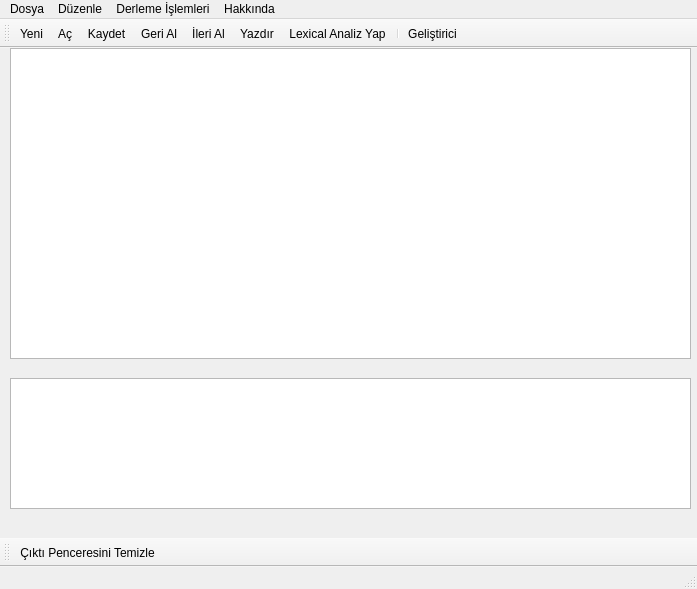
This is mainwindow.ui in omeryildiz/LexerWithAutomat as Qt 5 draws it before an edit. The edited form follows.
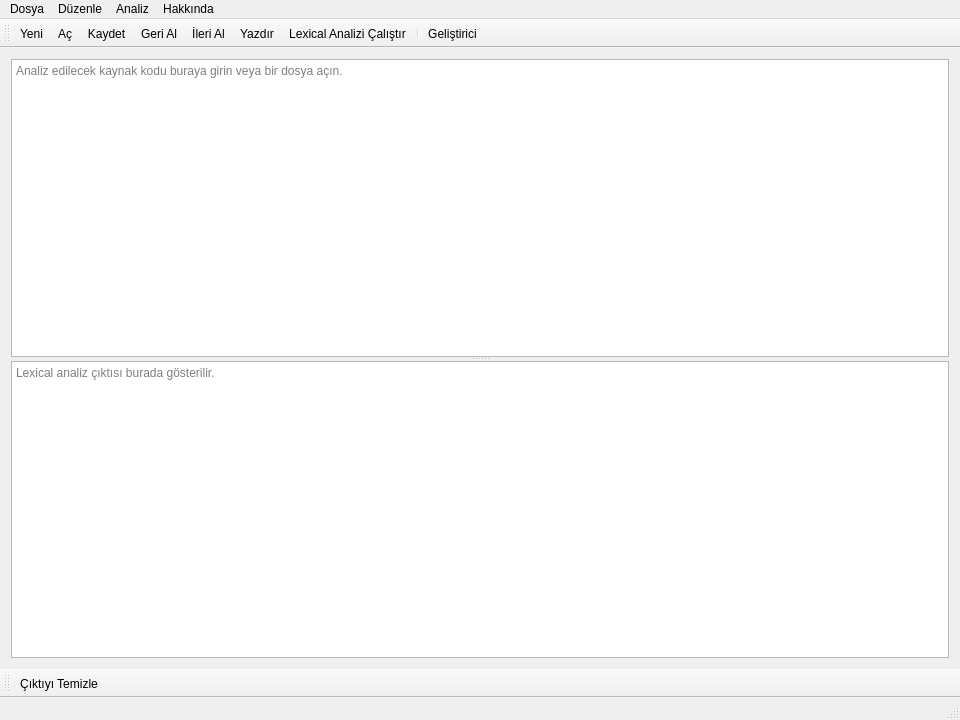
This is the edited form. Icons and pictures are not drawn.

What changed in the file:
```diff
--- a/mainwindow.ui
+++ b/mainwindow.ui
@@ -6,54 +6,44 @@
    <rect>
     <x>0</x>
     <y>0</y>
-    <width>697</width>
-    <height>589</height>
+    <width>960</width>
+    <height>720</height>
    </rect>
   </property>
   <property name="windowTitle">
    <string>OmerNote</string>
   </property>
   <widget class="QWidget" name="centralWidget">
-   <widget class="QTextEdit" name="textEdit">
-    <property name="geometry">
-     <rect>
-      <x>10</x>
-      <y>0</y>
-      <width>681</width>
-      <height>311</height>
-     </rect>
-    </property>
-    <property name="sizePolicy">
-     <sizepolicy hsizetype="Preferred" vsizetype="Preferred">
-      <horstretch>0</horstretch>
-      <verstretch>0</verstretch>
-     </sizepolicy>
-    </property>
-    <property name="minimumSize">
-     <size>
-      <width>681</width>
-      <height>0</height>
-     </size>
-    </property>
-   </widget>
-   <widget class="QTextBrowser" name="textBrowser">
-    <property name="geometry">
-     <rect>
-      <x>10</x>
-      <y>330</y>
-      <width>681</width>
-      <height>131</height>
-     </rect>
-    </property>
-   </widget>
+   <layout class="QVBoxLayout" name="verticalLayout">
+    <item>
+     <widget class="QSplitter" name="mainSplitter">
+      <property name="orientation">
+       <enum>Qt::Vertical</enum>
+      </property>
+      <widget class="QTextEdit" name="textEdit">
+       <property name="acceptRichText">
+        <bool>false</bool>
+       </property>
+       <property name="placeholderText">
+        <string>Analiz edilecek kaynak kodu buraya girin veya bir dosya açın.</string>
+       </property>
+      </widget>
+      <widget class="QTextBrowser" name="textBrowser">
+       <property name="placeholderText">
+        <string>Lexical analiz çıktısı burada gösterilir.</string>
+       </property>
+      </widget>
+     </widget>
+    </item>
+   </layout>
   </widget>
   <widget class="QMenuBar" name="menuBar">
    <property name="geometry">
     <rect>
      <x>0</x>
      <y>0</y>
-     <width>697</width>
-     <height>25</height>
+     <width>960</width>
+     <height>30</height>
     </rect>
    </property>
    <widget class="QMenu" name="menuDosya">
@@ -80,7 +70,7 @@
    </widget>
    <widget class="QMenu" name="menuDerleme_lemleri">
     <property name="title">
-     <string>Derleme İşlemleri</string>
+     <string>Analiz</string>
     </property>
     <addaction name="actionLexical_Analiz_Yap"/>
     <addaction name="action_kt_Penceresini_Temizle"/>
@@ -240,7 +230,7 @@
      <normaloff>:/Icons/png/glyphicons_136_cogwheel.png</normaloff>:/Icons/png/glyphicons_136_cogwheel.png</iconset>
    </property>
    <property name="text">
-    <string>Lexical Analiz Yap</string>
+    <string>Lexical Analizi Çalıştır</string>
    </property>
    <property name="shortcut">
     <string>Ctrl+F5</string>
@@ -273,7 +263,7 @@
      <normaloff>:/Icons/png/glyphicons_256_delete.png</normaloff>:/Icons/png/glyphicons_256_delete.png</iconset>
    </property>
    <property name="text">
-    <string>Çıktı Penceresini Temizle</string>
+    <string>Çıktıyı Temizle</string>
    </property>
   </action>
  </widget>
```
Left out of the diff: 4 changed lines with no effect on the pictures.
